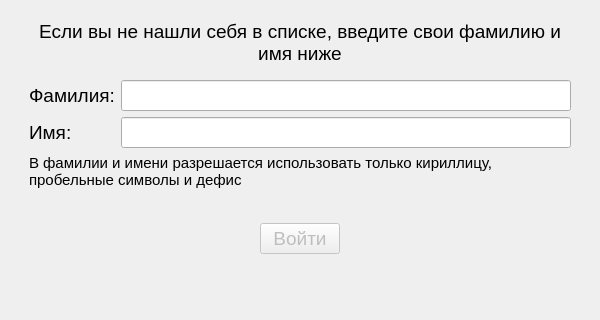
Before: the Qt Designer form training/loginform.ui in TheMrButcher/offline-mentor, drawn with Qt 5; both pictures show x 0 to 600 and y 180 to 500 of the 600 by 500 pixel window.
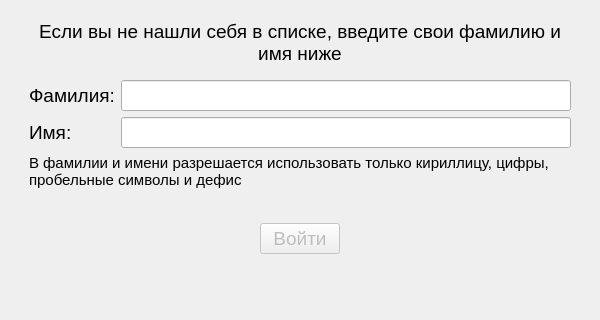
After: the same form once the commit is applied. The open tabs and pages were chosen to show the change.

The edit to the form file:
```diff
--- a/training/loginform.ui
+++ b/training/loginform.ui
@@ -314,7 +314,7 @@
              </font>
             </property>
             <property name="text">
-             <string>В фамилии и имени разрешается использовать только кириллицу, пробельные символы и дефис</string>
+             <string>В фамилии и имени разрешается использовать только кириллицу, цифры, пробельные символы и дефис</string>
             </property>
             <property name="wordWrap">
              <bool>true</bool>
```
